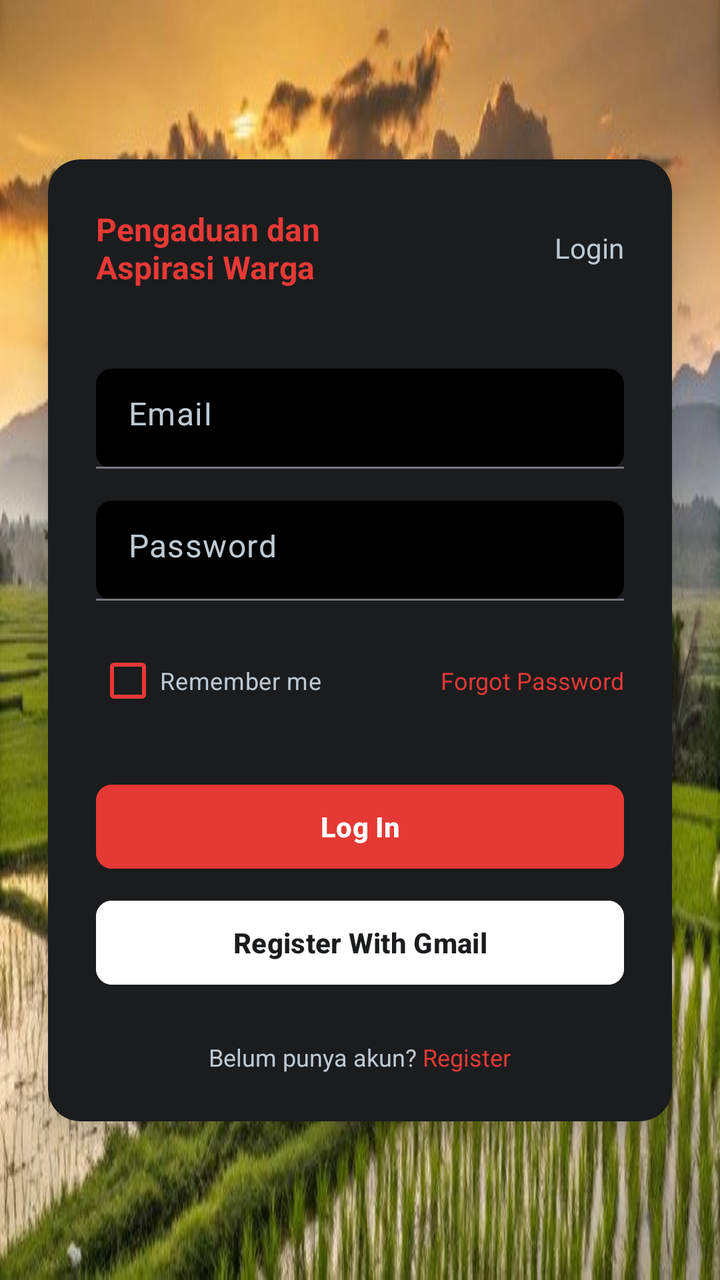
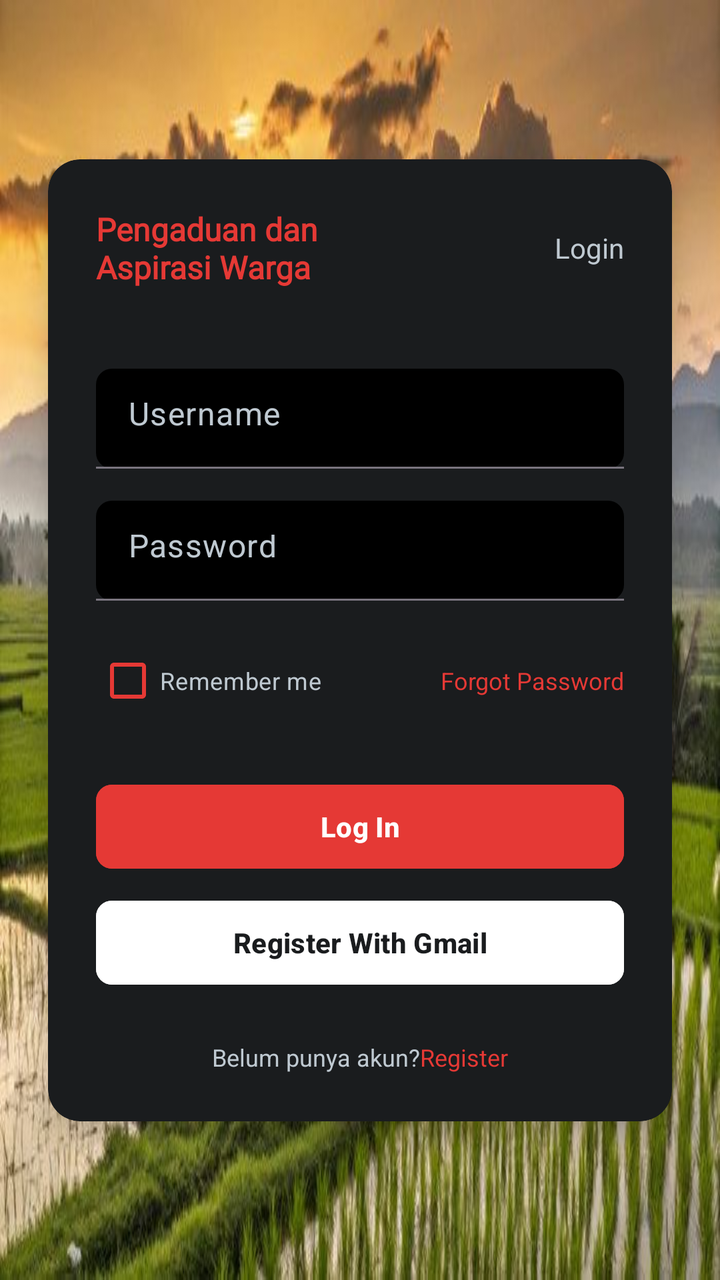

Before-and-after screenshots of an Android layout around one commit, followed by the original layout XML and the change that was made.
<!-- AndroidManifest.xml: application theme Theme.Therehelp -->
<!-- res/layout/activity_auth.xml -->
<?xml version="1.0" encoding="utf-8"?>
<androidx.constraintlayout.widget.ConstraintLayout
    xmlns:android="http://schemas.android.com/apk/res/android"
    xmlns:app="http://schemas.android.com/apk/res-auto"
    android:layout_width="match_parent"
    android:layout_height="match_parent"
    android:background="@drawable/bdbg">

    <com.google.android.material.card.MaterialCardView
    android:layout_width="0dp"
    android:layout_height="wrap_content"
    android:layout_marginHorizontal="24dp"
    app:cardBackgroundColor="@color/bina_desa_dark_grey"
    app:cardCornerRadius="16dp"
    app:cardElevation="8dp"
    app:strokeWidth="0dp"
    app:layout_constraintBottom_toBottomOf="parent"
    app:layout_constraintEnd_toEndOf="parent"
    app:layout_constraintStart_toStartOf="parent"
    app:layout_constraintTop_toTopOf="parent">

    <LinearLayout
        android:layout_width="match_parent"
        android:layout_height="wrap_content"
        android:orientation="vertical"
        android:padding="24dp">

        <RelativeLayout
            android:layout_width="match_parent"
            android:layout_height="wrap_content"
            android:layout_marginBottom="24dp">

            <TextView
                android:layout_width="wrap_content"
                android:layout_height="wrap_content"
                android:layout_alignParentStart="true"
                android:layout_centerVertical="true"
                android:text="Pengaduan dan\nAspirasi Warga"
                android:textColor="@color/bina_desa_red"
                android:textSize="16sp"
                android:textStyle="bold" />

            <TextView
                android:layout_width="wrap_content"
                android:layout_height="wrap_content"
                android:layout_alignParentEnd="true"
                android:layout_centerVertical="true"
                android:text="Login"
                android:textColor="@color/text_grey"
                android:textSize="14sp" />
        </RelativeLayout>

        <com.google.android.material.textfield.TextInputLayout
            android:layout_width="match_parent"
            android:layout_height="wrap_content"
            android:layout_marginTop="16dp"
            app:boxBackgroundMode="filled"
            app:boxBackgroundColor="@color/bina_desa_input"
            app:boxCornerRadiusTopStart="8dp"
            app:boxCornerRadiusTopEnd="8dp"
            app:boxCornerRadiusBottomStart="8dp"
            app:boxCornerRadiusBottomEnd="8dp"
            app:hintEnabled="false"
            app:strokeWidth="0dp"> <com.google.android.material.textfield.TextInputEditText
            android:id="@+id/email" android:layout_width="match_parent"
            android:layout_height="50dp"
            android:background="@null"
            android:hint="Email"
            android:paddingHorizontal="16dp"
            android:textColor="@color/white"
            android:textColorHint="@color/text_grey" />
        </com.google.android.material.textfield.TextInputLayout>

        <com.google.android.material.textfield.TextInputLayout
            android:layout_width="match_parent"
            android:layout_height="wrap_content"
            android:layout_marginTop="16dp"
            app:boxBackgroundMode="filled"
            app:boxBackgroundColor="@color/bina_desa_input"
            app:boxCornerRadiusTopStart="8dp"
            app:boxCornerRadiusTopEnd="8dp"
            app:boxCornerRadiusBottomStart="8dp"
            app:boxCornerRadiusBottomEnd="8dp"
            app:hintEnabled="false"
            app:strokeWidth="0dp">

            <com.google.android.material.textfield.TextInputEditText
            android:id="@+id/editTextTextPassword" android:layout_width="match_parent"
            android:layout_height="50dp"
            android:background="@null"
            android:hint="Password"
            android:inputType="textPassword"
            android:paddingHorizontal="16dp"
            android:textColor="@color/white"
            android:textColorHint="@color/text_grey" />
        </com.google.android.material.textfield.TextInputLayout>

        <RelativeLayout
            android:layout_width="match_parent"
            android:layout_height="wrap_content"
            android:layout_marginTop="16dp">

            <CheckBox
                android:layout_width="wrap_content"
                android:layout_height="wrap_content"
                android:text="Remember me"
                android:textColor="@color/text_grey"
                android:textSize="12sp"
                app:buttonTint="@color/bina_desa_red"/>

            <TextView
                android:layout_width="wrap_content"
                android:layout_height="wrap_content"
                android:layout_alignParentEnd="true"
                android:layout_centerVertical="true"
                android:text="Forgot Password"
                android:textColor="@color/bina_desa_red"
                android:textSize="12sp" />
        </RelativeLayout>

        <Button
            android:id="@+id/btnLogin"
            android:layout_width="match_parent"
            android:layout_height="50dp"
            android:layout_marginTop="24dp"
            android:backgroundTint="@color/bina_desa_red"
            android:text="Log In"
            android:textAllCaps="false"
            android:textColor="@color/white"
            android:textStyle="bold"
            app:cornerRadius="8dp" />


        <Button
        android:id="@+id/btnRegisterGmail"
        android:layout_width="match_parent"
        android:layout_height="50dp"
        android:layout_marginTop="8dp"
        android:backgroundTint="#FFFFFF"
        android:textColor="@color/bina_desa_dark_grey"
        android:text="Register With Gmail"
        android:textAllCaps="false"
        android:textStyle="bold"
        app:cornerRadius="8dp" />

        <LinearLayout
            android:layout_width="wrap_content"
            android:layout_height="wrap_content"
            android:layout_gravity="center"
            android:layout_marginTop="24dp"
            android:orientation="horizontal">

            <TextView
                android:layout_width="wrap_content"
                android:layout_height="wrap_content"
                android:text="Belum punya akun? "
                android:textColor="@color/text_grey"
                android:textSize="12sp" />

            <TextView
                android:id="@+id/tvRegister"
                android:layout_width="wrap_content"
                android:layout_height="wrap_content"
                android:text="Register"
                android:textColor="@color/bina_desa_red"
                android:textSize="12sp" />

        </LinearLayout>

    </LinearLayout>
</com.google.android.material.card.MaterialCardView>
</androidx.constraintlayout.widget.ConstraintLayout>
<!-- resources referenced by this layout -->
<resources>
  <color name="bina_desa_dark_grey">#1A1C1E</color>
  <color name="bina_desa_input">#000000</color>
  <color name="bina_desa_red">#E53935</color>
  <color name="text_grey">#BFC9D1</color>
  <color name="white">#FFFFFFFF</color>
  <!-- drawable bdbg: jpg bitmap (drawable, 58045 bytes) -->
  <style name="Theme.Therehelp" parent="Base.Theme.Therehelp" />
  <style name="Base.Theme.Therehelp" parent="Theme.Material3.DayNight.NoActionBar">
          
          
      </style>
</resources>

<!-- the commit's change to res/layout/activity_auth.xml (unified diff, before → after) -->
@@ -7,166 +7,170 @@
     android:background="@drawable/bdbg">
 
     <com.google.android.material.card.MaterialCardView
-    android:layout_width="0dp"
-    android:layout_height="wrap_content"
-    android:layout_marginHorizontal="24dp"
-    app:cardBackgroundColor="@color/bina_desa_dark_grey"
-    app:cardCornerRadius="16dp"
-    app:cardElevation="8dp"
-    app:strokeWidth="0dp"
-    app:layout_constraintBottom_toBottomOf="parent"
-    app:layout_constraintEnd_toEndOf="parent"
-    app:layout_constraintStart_toStartOf="parent"
-    app:layout_constraintTop_toTopOf="parent">
+        android:layout_width="0dp"
+        android:layout_height="wrap_content"
+        android:layout_marginHorizontal="24dp"
+        app:cardBackgroundColor="@color/bina_desa_dark_grey"
+        app:cardCornerRadius="16dp"
+        app:cardElevation="8dp"
+        app:strokeWidth="0dp"
+        app:layout_constraintBottom_toBottomOf="parent"
+        app:layout_constraintEnd_toEndOf="parent"
+        app:layout_constraintStart_toStartOf="parent"
+        app:layout_constraintTop_toTopOf="parent">
 
-    <LinearLayout
-        android:layout_width="match_parent"
-        android:layout_height="wrap_content"
-        android:orientation="vertical"
-        android:padding="24dp">
-
-        <RelativeLayout
+        <LinearLayout
             android:layout_width="match_parent"
             android:layout_height="wrap_content"
-            android:layout_marginBottom="24dp">
+            android:orientation="vertical"
+            android:padding="24dp">
 
-            <TextView
+            <RelativeLayout
+                android:layout_width="match_parent"
+                android:layout_height="wrap_content"
+                android:layout_marginBottom="24dp">
+
+                <TextView
+                    android:layout_width="wrap_content"
+                    android:layout_height="wrap_content"
+                    android:layout_alignParentStart="true"
+                    android:layout_centerVertical="true"
+                    android:text="@string/judul_login"
+                    android:textColor="@color/bina_desa_red"
+                    android:textSize="16sp"
+                    android:fontFamily="@font/inter_variablefont"
+                    android:textStyle="bold" />
+
+                <TextView
+                    android:layout_width="wrap_content"
+                    android:layout_height="wrap_content"
+                    android:layout_alignParentEnd="true"
+                    android:layout_centerVertical="true"
+                    android:text="@string/tab_login"
+                    android:textColor="@color/text_grey"
+                    android:textSize="14sp" />
+            </RelativeLayout>
+
+            <com.google.android.material.textfield.TextInputLayout
+                android:layout_width="match_parent"
+                android:layout_height="wrap_content"
+                android:layout_marginTop="16dp"
+                app:boxBackgroundMode="filled"
+                app:boxBackgroundColor="@color/bina_desa_input"
+                app:boxCornerRadiusTopStart="8dp"
+                app:boxCornerRadiusTopEnd="8dp"
+                app:boxCornerRadiusBottomStart="8dp"
+                app:boxCornerRadiusBottomEnd="8dp"
+                app:hintEnabled="false"
+                app:strokeWidth="0dp">
+
+                <com.google.android.material.textfield.TextInputEditText
+                    android:id="@+id/email"
+                    android:layout_width="match_parent"
+                    android:layout_height="50dp"
+                    android:background="@null"
+                    android:hint="@string/hint_email"
+                    android:paddingHorizontal="16dp"
+                    android:textColor="@color/white"
+                    android:textColorHint="@color/text_grey" />
+            </com.google.android.material.textfield.TextInputLayout>
+
+            <com.google.android.material.textfield.TextInputLayout
+                android:layout_width="match_parent"
+                android:layout_height="wrap_content"
+                android:layout_marginTop="16dp"
+                app:boxBackgroundMode="filled"
+                app:boxBackgroundColor="@color/bina_desa_input"
+                app:boxCornerRadiusTopStart="8dp"
+                app:boxCornerRadiusTopEnd="8dp"
+                app:boxCornerRadiusBottomStart="8dp"
+                app:boxCornerRadiusBottomEnd="8dp"
+                app:hintEnabled="false"
+                app:strokeWidth="0dp">
+
+                <com.google.android.material.textfield.TextInputEditText
+                    android:id="@+id/editTextTextPassword"
+                    android:layout_width="match_parent"
+                    android:layout_height="50dp"
+                    android:background="@null"
+                    android:hint="@string/hint_password"
+                    android:inputType="textPassword"
+                    android:paddingHorizontal="16dp"
+                    android:textColor="@color/white"
+                    android:textColorHint="@color/text_grey" />
+            </com.google.android.material.textfield.TextInputLayout>
+
+            <RelativeLayout
+                android:layout_width="match_parent"
+                android:layout_height="wrap_content"
+                android:layout_marginTop="16dp">
+
+                <CheckBox
+                    android:layout_width="wrap_content"
+                    android:layout_height="wrap_content"
+                    android:text="@string/remember_me"
+                    android:textColor="@color/text_grey"
+                    android:textSize="12sp"
+                    app:buttonTint="@color/bina_desa_red"/>
+
+                <TextView
+                    android:layout_width="wrap_content"
+                    android:layout_height="wrap_content"
+                    android:layout_alignParentEnd="true"
+                    android:layout_centerVertical="true"
+                    android:text="@string/lupa_pass"
+                    android:textColor="@color/bina_desa_red"
+                    android:textSize="12sp" />
+            </RelativeLayout>
+
+            <Button
+                android:id="@+id/btnLogin"
+                android:layout_width="match_parent"
+                android:layout_height="50dp"
+                android:layout_marginTop="24dp"
+                android:backgroundTint="@color/bina_desa_red"
+                android:text="@string/btn_login"
+                android:textAllCaps="false"
+                android:textColor="@color/white"
+                android:textStyle="bold"
+                app:cornerRadius="8dp" />
+
+            <Button
+                android:id="@+id/btnRegisterGmail"
+                android:layout_width="match_parent"
+                android:layout_height="50dp"
+                android:layout_marginTop="8dp"
+                android:backgroundTint="#FFFFFF"
+                android:textColor="@color/bina_desa_dark_grey"
+                android:text="@string/btn_google"
+                android:textAllCaps="false"
+                android:textStyle="bold"
+                app:cornerRadius="8dp" />
+
+            <LinearLayout
                 android:layout_width="wrap_content"
                 android:layout_height="wrap_content"
-                android:layout_alignParentStart="true"
-                android:layout_centerVertical="true"
-                android:text="Pengaduan dan\nAspirasi Warga"
-                android:textColor="@color/bina_desa_red"
-                android:textSize="16sp"
-                android:textStyle="bold" />
+                android:layout_gravity="center"
+                android:layout_marginTop="24dp"
+                android:orientation="horizontal">
 
-            <TextView
-                android:layout_width="wrap_content"
-                android:layout_height="wrap_content"
-                android:layout_alignParentEnd="true"
-                android:layout_centerVertical="true"
-                android:text="Login"
-                android:textColor="@color/text_grey"
-                android:textSize="14sp" />
-        </RelativeLayout>
+                <TextView
+                    android:layout_width="wrap_content"
+                    android:layout_height="wrap_content"
+                    android:text="@string/tanya_akun"
+                    android:textColor="@color/text_grey"
+                    android:textSize="12sp" />
 
-        <com.google.android.material.textfield.TextInputLayout
-            android:layout_width="match_parent"
-            android:layout_height="wrap_content"
-            android:layout_marginTop="16dp"
-            app:boxBackgroundMode="filled"
-            app:boxBackgroundColor="@color/bina_desa_input"
-            app:boxCornerRadiusTopStart="8dp"
-            app:boxCornerRadiusTopEnd="8dp"
-            app:boxCornerRadiusBottomStart="8dp"
-            app:boxCornerRadiusBottomEnd="8dp"
-            app:hintEnabled="false"
-            app:strokeWidth="0dp"> <com.google.android.material.textfield.TextInputEditText
-            android:id="@+id/email" android:layout_width="match_parent"
-            android:layout_height="50dp"
-            android:background="@null"
-            android:hint="Email"
-            android:paddingHorizontal="16dp"
-            android:textColor="@color/white"
-            android:textColorHint="@color/text_grey" />
-        </com.google.android.material.textfield.TextInputLayout>
+                <TextView
+                    android:id="@+id/tvRegister"
+                    android:layout_width="wrap_content"
+                    android:layout_height="wrap_content"
+                    android:text="@string/regis"
+                    android:textColor="@color/bina_desa_red"
+                    android:textSize="12sp" />
 
-        <com.google.android.material.textfield.TextInputLayout
-            android:layout_width="match_parent"
-            android:layout_height="wrap_content"
-            android:layout_marginTop="16dp"
-            app:boxBackgroundMode="filled"
-            app:boxBackgroundColor="@color/bina_desa_input"
-            app:boxCornerRadiusTopStart="8dp"
-            app:boxCornerRadiusTopEnd="8dp"
-            app:boxCornerRadiusBottomStart="8dp"
-            app:boxCornerRadiusBottomEnd="8dp"
-            app:hintEnabled="false"
-            app:strokeWidth="0dp">
-
-            <com.google.android.material.textfield.TextInputEditText
-            android:id="@+id/editTextTextPassword" android:layout_width="match_parent"
-            android:layout_height="50dp"
-            android:background="@null"
-            android:hint="Password"
-            android:inputType="textPassword"
-            android:paddingHorizontal="16dp"
-            android:textColor="@color/white"
-            android:textColorHint="@color/text_grey" />
-        </com.google.android.material.textfield.TextInputLayout>
-
-        <RelativeLayout
-            android:layout_width="match_parent"
-            android:layout_height="wrap_content"
-            android:layout_marginTop="16dp">
-
-            <CheckBox
-                android:layout_width="wrap_content"
-                android:layout_height="wrap_content"
-                android:text="Remember me"
-                android:textColor="@color/text_grey"
-                android:textSize="12sp"
-                app:buttonTint="@color/bina_desa_red"/>
-
-            <TextView
-                android:layout_width="wrap_content"
-                android:layout_height="wrap_content"
-                android:layout_alignParentEnd="true"
-                android:layout_centerVertical="true"
-                android:text="Forgot Password"
-                android:textColor="@color/bina_desa_red"
-                android:textSize="12sp" />
-        </RelativeLayout>
-
-        <Button
-            android:id="@+id/btnLogin"
-            android:layout_width="match_parent"
-            android:layout_height="50dp"
-            android:layout_marginTop="24dp"
-            android:backgroundTint="@color/bina_desa_red"
-            android:text="Log In"
-            android:textAllCaps="false"
-            android:textColor="@color/white"
-            android:textStyle="bold"
-            app:cornerRadius="8dp" />
-
-
-        <Button
-        android:id="@+id/btnRegisterGmail"
-        android:layout_width="match_parent"
-        android:layout_height="50dp"
-        android:layout_marginTop="8dp"
-        android:backgroundTint="#FFFFFF"
-        android:textColor="@color/bina_desa_dark_grey"
-        android:text="Register With Gmail"
-        android:textAllCaps="false"
-        android:textStyle="bold"
-        app:cornerRadius="8dp" />
-
-        <LinearLayout
-            android:layout_width="wrap_content"
-            android:layout_height="wrap_content"
-            android:layout_gravity="center"
-            android:layout_marginTop="24dp"
-            android:orientation="horizontal">
-
-            <TextView
-                android:layout_width="wrap_content"
-                android:layout_height="wrap_content"
-                android:text="Belum punya akun? "
-                android:textColor="@color/text_grey"
-                android:textSize="12sp" />
-
-            <TextView
-                android:id="@+id/tvRegister"
-                android:layout_width="wrap_content"
-                android:layout_height="wrap_content"
-                android:text="Register"
-                android:textColor="@color/bina_desa_red"
-                android:textSize="12sp" />
+            </LinearLayout>
 
         </LinearLayout>
-
-    </LinearLayout>
-</com.google.android.material.card.MaterialCardView>
+    </com.google.android.material.card.MaterialCardView>
 </androidx.constraintlayout.widget.ConstraintLayout>
<!-- resource entries referenced after the edit -->
@@ -6,6 +6,16 @@
   <color name="text_grey">#BFC9D1</color>
   <color name="white">#FFFFFFFF</color>
   <!-- drawable bdbg: jpg bitmap (drawable, 58045 bytes) -->
+  <string name="btn_google">Register With Gmail</string>
+  <string name="btn_login">Log In</string>
+  <string name="hint_email">Username</string>
+  <string name="hint_password">Password</string>
+  <string name="judul_login">Pengaduan dan\nAspirasi Warga</string>
+  <string name="lupa_pass">Forgot Password</string>
+  <string name="regis">Register</string>
+  <string name="remember_me">Remember me</string>
+  <string name="tab_login">Login</string>
+  <string name="tanya_akun">Belum punya akun? </string>
   <style name="Theme.Therehelp" parent="Base.Theme.Therehelp" />
   <style name="Base.Theme.Therehelp" parent="Theme.Material3.DayNight.NoActionBar">
           
